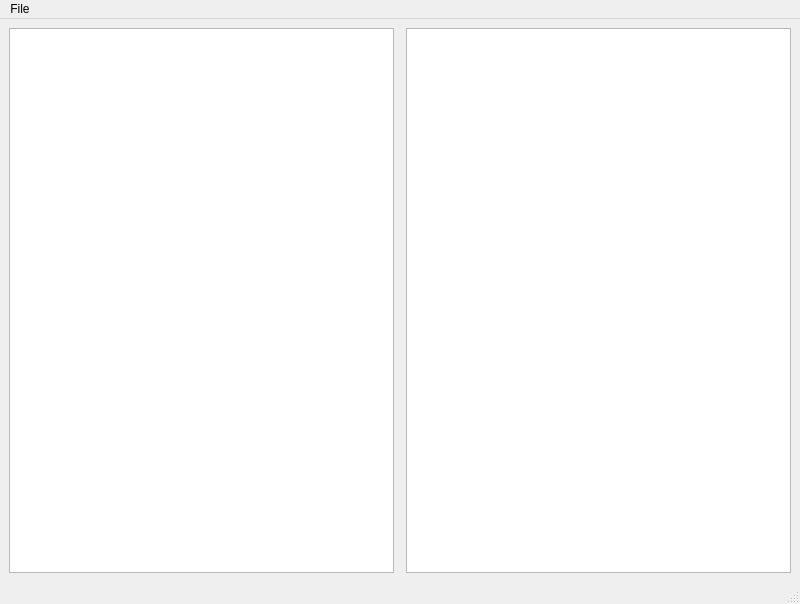
First picture: the form in ros2dashboard/ui/mainwindow.ui, repository Biblbrox/ROS2Dashboard, before the edit.
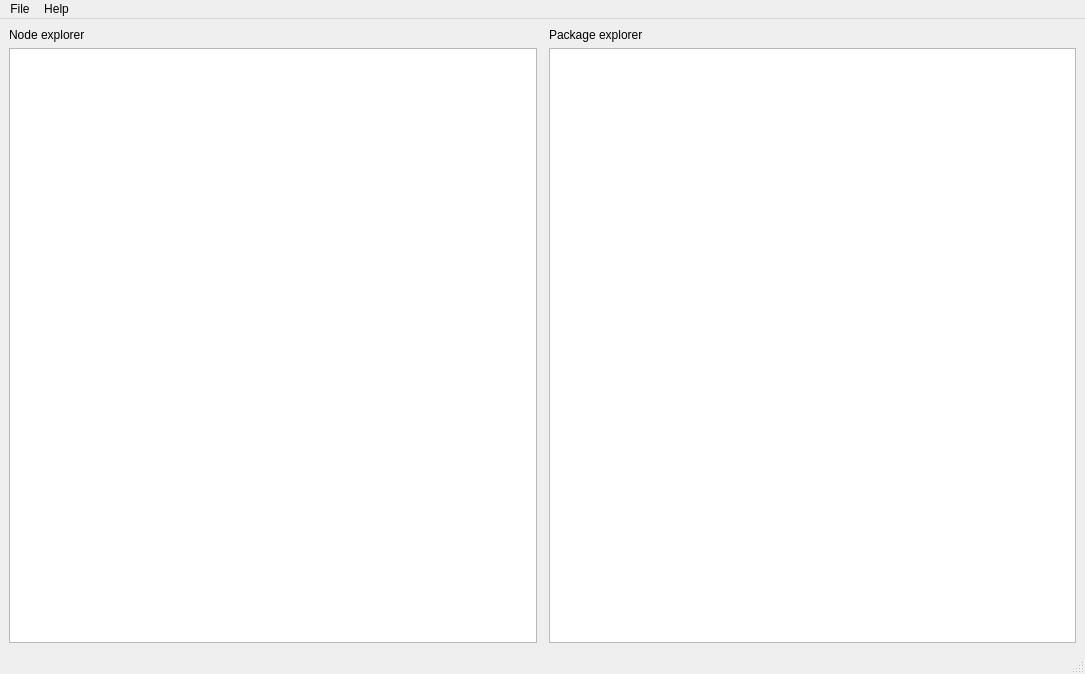
Second picture: the form after the edit.

```diff
--- a/ros2dashboard/ui/mainwindow.ui
+++ b/ros2dashboard/ui/mainwindow.ui
@@ -6,8 +6,8 @@
    <rect>
     <x>0</x>
     <y>0</y>
-    <width>800</width>
-    <height>604</height>
+    <width>1085</width>
+    <height>674</height>
    </rect>
   </property>
   <property name="windowTitle">
@@ -27,6 +27,15 @@
        <enum>QLayout::SetMaximumSize</enum>
       </property>
       <item>
+       <layout class="QVBoxLayout" name="verticalLayout_2">
+        <item>
+         <widget class="QLabel" name="label">
+          <property name="text">
+           <string>Node explorer</string>
+          </property>
+         </widget>
+        </item>
+        <item>
        <widget class="QListWidget" name="networkObserver">
         <property name="sizePolicy">
          <sizepolicy hsizetype="Preferred" vsizetype="Expanding">
@@ -36,6 +45,8 @@
         </property>
        </widget>
       </item>
+       </layout>
+      </item>
       <item>
        <widget class="QWidget" name="dummy_dashboard" native="true">
         <property name="sizePolicy">
@@ -47,7 +58,16 @@
        </widget>
       </item>
       <item>
-       <widget class="QTreeView" name="treeView">
+       <layout class="QVBoxLayout" name="verticalLayout_3">
+        <item>
+         <widget class="QLabel" name="label_2">
+          <property name="text">
+           <string>Package explorer</string>
+          </property>
+         </widget>
+        </item>
+        <item>
+         <widget class="QTreeView" name="packageObserver">
         <property name="sizePolicy">
          <sizepolicy hsizetype="Preferred" vsizetype="Expanding">
           <horstretch>0</horstretch>
@@ -55,6 +75,8 @@
          </sizepolicy>
         </property>
        </widget>
+        </item>
+       </layout>
       </item>
      </layout>
     </item>
@@ -65,16 +87,26 @@
     <rect>
      <x>0</x>
      <y>0</y>
-     <width>800</width>
-     <height>22</height>
+     <width>1085</width>
+     <height>19</height>
     </rect>
    </property>
    <widget class="QMenu" name="menuFile">
     <property name="title">
      <string>File</string>
     </property>
+    <addaction name="actionOpen_workflow"/>
+    <addaction name="actionSave_workflow"/>
+   </widget>
+   <widget class="QMenu" name="menuAbout">
+    <property name="title">
+     <string>Help</string>
+    </property>
+    <addaction name="separator"/>
+    <addaction name="actionAbout"/>
    </widget>
    <addaction name="menuFile"/>
+   <addaction name="menuAbout"/>
   </widget>
   <widget class="QStatusBar" name="statusbar"/>
  </widget>
```
Left out of the diff: 15 changed lines with no effect on the pictures. Lines whose indentation alone changed are shown as unchanged.
